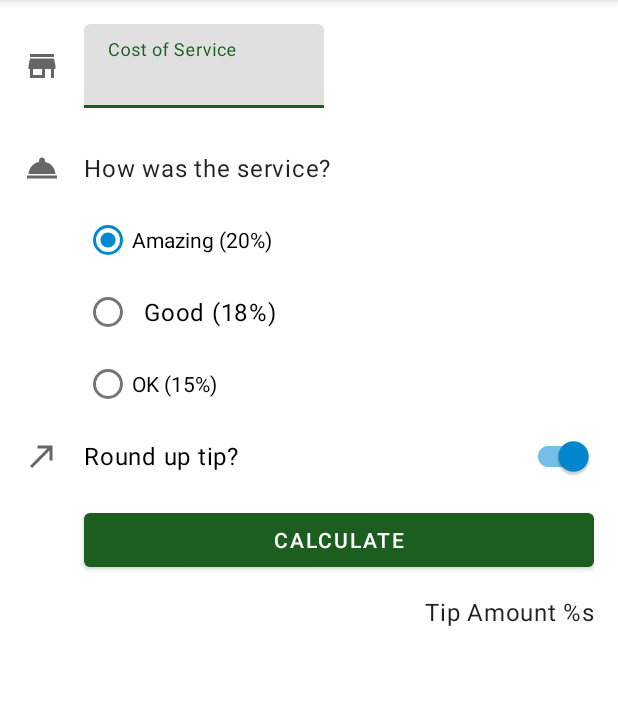
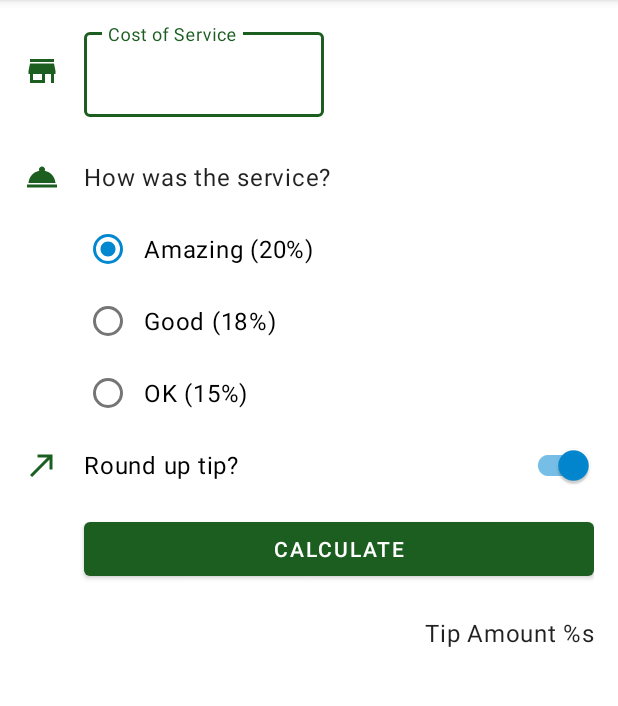
Before and after one commit to dedywong31/android-kotlin-tip-calculator-app, an Android app: the screen it shows after launch (MainActivity), on a phone screen of 412 x 824 dp, the part 84-790 px from its top. Run offline under Robolectric (Android 15) with nearby library versions, the phone set to English and light mode, and no system bars; 3 statements that could not run were skipped.

Commit message:
polish part 2

```diff
--- a/app/src/main/java/com/example/tiptime/MainActivity.kt
+++ b/app/src/main/java/com/example/tiptime/MainActivity.kt
@@ -1,6 +1,12 @@
+@file:Suppress("Annotator")
+
 package com.example.tiptime
 
+import android.content.Context
 import android.os.Bundle
+import android.view.KeyEvent
+import android.view.View
+import android.view.inputmethod.InputMethodManager
 import androidx.appcompat.app.AppCompatActivity
 import com.example.tiptime.databinding.ActivityMainBinding
 import java.text.NumberFormat
@@ -13,7 +19,13 @@ class MainActivity : AppCompatActivity() {
         super.onCreate(savedInstanceState)
         binding = ActivityMainBinding.inflate(layoutInflater)
         setContentView(R.layout.activity_main)
-        binding.calculatorButton.setOnClickListener{ calculateTip() }
+        binding.calculatorButton.setOnClickListener { calculateTip() }
+        binding.costOfServiceEditText.setOnKeyListener { view, keyCode, _ ->
+            handleKeyEvent(
+                view,
+                keyCode
+            )
+        }
     }
 
     private fun calculateTip() {
@@ -39,8 +51,20 @@ class MainActivity : AppCompatActivity() {
 
     }
 
-    private fun displayTip(tip : Double) {
+    private fun displayTip(tip: Double) {
         val formattedTip = NumberFormat.getCurrencyInstance().format(tip)
         binding.tipResult.text = getString(R.string.tip_amount, formattedTip)
     }
+
+    private fun handleKeyEvent(view: View, keyCode: Int): Boolean {
+        if (keyCode == KeyEvent.KEYCODE_ENTER) {
+            // Hide the keyboard
+            val inputMethodManager =
+                getSystemService(Context.INPUT_METHOD_SERVICE) as InputMethodManager
+            inputMethodManager.hideSoftInputFromWindow(view.windowToken, 0)
+            return true
+        }
+        return false
+    }
+
 }
--- a/app/src/main/res/drawable/ic_round_up.xml
+++ b/app/src/main/res/drawable/ic_round_up.xml
@@ -3,7 +3,7 @@
     android:height="24dp"
     android:viewportWidth="24"
     android:viewportHeight="24"
-    android:tint="?attr/colorControlNormal">
+    android:tint="?attr/colorPrimary">
   <path
       android:fillColor="@android:color/white"
       android:pathData="M9,5v2h6.59L4,18.59 5.41,20 17,8.41V15h2V5z"/>
--- a/app/src/main/res/drawable/ic_service.xml
+++ b/app/src/main/res/drawable/ic_service.xml
@@ -3,7 +3,7 @@
     android:height="24dp"
     android:viewportWidth="24"
     android:viewportHeight="24"
-    android:tint="?attr/colorControlNormal">
+    android:tint="?attr/colorPrimary">
   <path
       android:fillColor="@android:color/white"
       android:pathData="M2,17h20v2L2,19zM13.84,7.79c0.1,-0.24 0.16,-0.51 0.16,-0.79 0,-1.1 -0.9,-2 -2,-2s-2,0.9 -2,2c0,0.28 0.06,0.55 0.16,0.79C6.25,8.6 3.27,11.93 3,16h18c-0.27,-4.07 -3.25,-7.4 -7.16,-8.21z"/>
--- a/app/src/main/res/drawable/ic_store.xml
+++ b/app/src/main/res/drawable/ic_store.xml
@@ -3,7 +3,7 @@
     android:height="24dp"
     android:viewportWidth="24"
     android:viewportHeight="24"
-    android:tint="?attr/colorControlNormal">
+    android:tint="?attr/colorPrimary">
   <path
       android:fillColor="@android:color/white"
       android:pathData="M20,4L4,4v2h16L20,4zM21,14v-2l-1,-5L4,7l-1,5v2h1v6h10v-6h4v6h2v-6h1zM12,18L6,18v-4h6v4z"/>
--- a/app/src/main/res/layout/activity_main.xml
+++ b/app/src/main/res/layout/activity_main.xml
@@ -1,11 +1,16 @@
 <?xml version="1.0" encoding="utf-8"?>
-<androidx.constraintlayout.widget.ConstraintLayout xmlns:android="http://schemas.android.com/apk/res/android"
+
+<ScrollView xmlns:android="http://schemas.android.com/apk/res/android"
     xmlns:app="http://schemas.android.com/apk/res-auto"
     xmlns:tools="http://schemas.android.com/tools"
     android:layout_width="match_parent"
     android:layout_height="match_parent"
-    android:padding="16dp"
     tools:context=".MainActivity">
+
+    <androidx.constraintlayout.widget.ConstraintLayout
+        android:layout_width="match_parent"
+        android:layout_height="wrap_content"
+        android:padding="16dp">
 
         <ImageView
             android:id="@+id/icon_cost_of_service"
@@ -25,7 +30,7 @@
             android:layout_marginStart="16dp"
             android:hint="@string/cost_of_service"
             app:layout_constraintStart_toEndOf="@id/icon_cost_of_service"
-        app:layout_contraintTop_toTopOf="parent">
+            app:layout_constraintTop_toTopOf="parent">
 
             <com.google.android.material.textfield.TextInputEditText
                 android:id="@+id/cost_of_service_edit_text"
@@ -76,7 +81,6 @@
             <RadioButton
                 android:id="@+id/option_eighteen_percent"
                 android:layout_width="wrap_content"
-            style="@style/Widget.TipTime.CompoundButton.RadioButton"
                 android:layout_height="wrap_content"
                 android:text="@string/good_service" />
 
@@ -100,12 +104,11 @@
 
         <com.google.android.material.switchmaterial.SwitchMaterial
             android:id="@+id/round_up_switch"
-        style="@style/Widget.TipTime.CompoundButton.Switch"
             android:layout_width="0dp"
             android:layout_height="wrap_content"
             android:layout_marginStart="16dp"
             android:checked="true"
-        android:text="Round up tip?"
+            android:text="@string/round_up_tip"
             app:layout_constraintEnd_toEndOf="parent"
             app:layout_constraintStart_toEndOf="@id/icon_round_up"
             app:layout_constraintTop_toBottomOf="@id/tip_options" />
@@ -115,7 +118,7 @@
             android:layout_width="0dp"
             android:layout_height="wrap_content"
             android:layout_marginTop="8dp"
-        android:text="Calculate"
+            android:text="@string/calculate"
             app:layout_constraintEnd_toEndOf="parent"
             app:layout_constraintStart_toStartOf="@id/round_up_switch"
             app:layout_constraintTop_toBottomOf="@id/round_up_switch" />
@@ -125,7 +128,7 @@
             style="@style/Widget.TipTime.TextView"
             android:layout_width="wrap_content"
             android:layout_height="wrap_content"
-        android:marginTop="8dp"
+            android:layout_marginTop="8dp"
             android:text="@string/tip_amount"
             app:layout_constraintEnd_toEndOf="parent"
             app:layout_constraintTop_toBottomOf="@id/calculator_button"
@@ -133,3 +136,4 @@
 
 
     </androidx.constraintlayout.widget.ConstraintLayout>
+</ScrollView>
--- a/app/src/main/res/values-night/themes.xml
+++ b/app/src/main/res/values-night/themes.xml
@@ -12,5 +12,8 @@
         <!-- Status bar color. -->
         <item name="android:statusBarColor" tools:targetApi="l">?attr/colorPrimaryVariant</item>
         <!-- Customize your theme here. -->
+        <item name="textInputStyle">@style/Widget.MaterialComponents.TextInputLayout.OutlinedBox</item>
+        <item name="radioButtonStyle">@style/Widget.TipTime.CompoundButton.RadioButton</item>
+        <item name="switchStyle">@style/Widget.TipTime.CompoundButton.Switch</item>
     </style>
 </resources>
--- /dev/null
+++ b/app/src/main/res/values/dimens.xml
@@ -0,0 +1,4 @@
+<?xml version="1.0" encoding="utf-8"?>
+<resources>
+    <dimen name="min_text_height">48dp</dimen>
+</resources>
--- a/app/src/main/res/values/strings.xml
+++ b/app/src/main/res/values/strings.xml
@@ -6,4 +6,6 @@
     <string name="good_service">Good (18%)</string>
     <string name="ok_service">OK (15%)</string>
     <string name="tip_amount">Tip Amount %s</string>
+    <string name="round_up_tip">Round up tip?</string>
+    <string name="calculate">Calculate</string>
 </resources>
--- a/app/src/main/res/values/styles.xml
+++ b/app/src/main/res/values/styles.xml
@@ -1,12 +1,12 @@
 <resources>
     <style name="Widget.TipTime.TextView" parent="Widget.MaterialComponents.TextView">
-        <item name="android:minHeight">48dp</item>
+        <item name="android:minHeight">@dimen/min_text_height</item>
         <item name="android:gravity">center_vertical</item>
         <item name="android:textAppearance">?attr/textAppearanceBody1</item>
     </style>
 
     <style name="Widget.TipTime.CompoundButton.Switch" parent="Widget.MaterialComponents.CompoundButton.Switch">
-        <item name="android:minHeight">48dp</item>
+        <item name="android:minHeight">@dimen/min_text_height</item>
         <item name="android:gravity">center_vertical</item>
         <item name="android:textAppearance">?attr/textAppearanceBody1</item>
     </style>
--- a/app/src/main/res/values/themes.xml
+++ b/app/src/main/res/values/themes.xml
@@ -12,5 +12,8 @@
         <!-- Status bar color. -->
         <item name="android:statusBarColor" tools:targetApi="l">?attr/colorPrimaryVariant</item>
         <!-- Customize your theme here. -->
+        <item name="textInputStyle">@style/Widget.MaterialComponents.TextInputLayout.OutlinedBox</item>
+        <item name="radioButtonStyle">@style/Widget.TipTime.CompoundButton.RadioButton</item>
+        <item name="switchStyle">@style/Widget.TipTime.CompoundButton.Switch</item>
     </style>
 </resources>
```
Lines whose indentation alone changed are shown as unchanged.
